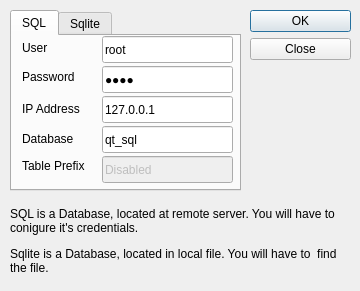
First picture: the form in accounting_sql/dialog_selectdb.ui, repository streamx3/ltr-acc, before the edit.
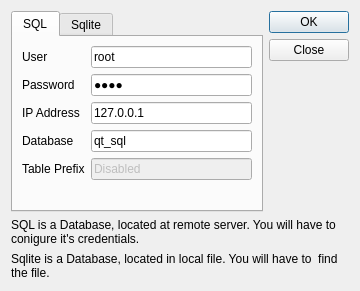
Second picture: the form after the edit. Icons and pictures are not drawn.

Commit message: * UI resize corrections

Diff of the .ui file:
```diff
--- a/accounting_sql/dialog_selectdb.ui
+++ b/accounting_sql/dialog_selectdb.ui
@@ -10,6 +10,24 @@
     <height>291</height>
    </rect>
   </property>
+  <property name="sizePolicy">
+   <sizepolicy hsizetype="Fixed" vsizetype="Fixed">
+    <horstretch>0</horstretch>
+    <verstretch>0</verstretch>
+   </sizepolicy>
+  </property>
+  <property name="minimumSize">
+   <size>
+    <width>360</width>
+    <height>291</height>
+   </size>
+  </property>
+  <property name="maximumSize">
+   <size>
+    <width>360</width>
+    <height>291</height>
+   </size>
+  </property>
   <property name="windowTitle">
    <string>Select Database</string>
   </property>
@@ -17,34 +35,12 @@
    <iconset resource="config_res.qrc">
     <normaloff>:/images/eye-48.png</normaloff>:/images/eye-48.png</iconset>
   </property>
-  <widget class="QDialogButtonBox" name="buttonBox">
-   <property name="geometry">
-    <rect>
-     <x>250</x>
-     <y>10</y>
-     <width>101</width>
-     <height>61</height>
-    </rect>
-   </property>
-   <property name="orientation">
-    <enum>Qt::Vertical</enum>
-   </property>
-   <property name="standardButtons">
-    <set>QDialogButtonBox::Close|QDialogButtonBox::Ok</set>
-   </property>
-  </widget>
+  <layout class="QGridLayout" name="gridLayout">
+   <item row="0" column="0">
   <widget class="QTabWidget" name="tabWidget">
    <property name="enabled">
     <bool>true</bool>
    </property>
-   <property name="geometry">
-    <rect>
-     <x>10</x>
-     <y>10</y>
-     <width>231</width>
-     <height>181</height>
-    </rect>
-   </property>
    <property name="currentIndex">
     <number>0</number>
    </property>
@@ -61,28 +57,32 @@
     <attribute name="title">
      <string>SQL</string>
     </attribute>
+      <layout class="QHBoxLayout" name="horizontalLayout">
+       <item>
+        <layout class="QFormLayout" name="formLayout">
+         <item row="0" column="0">
+          <widget class="QLabel" name="label_user">
+           <property name="text">
+            <string>User</string>
+           </property>
+          </widget>
+         </item>
+         <item row="0" column="1">
     <widget class="QLineEdit" name="lineEdit_user">
-     <property name="geometry">
-      <rect>
-       <x>90</x>
-       <y>0</y>
-       <width>131</width>
-       <height>27</height>
-      </rect>
-     </property>
      <property name="text">
       <string>root</string>
      </property>
     </widget>
+         </item>
+         <item row="1" column="0">
+          <widget class="QLabel" name="label_password">
+           <property name="text">
+            <string>Password</string>
+           </property>
+          </widget>
+         </item>
+         <item row="1" column="1">
     <widget class="QLineEdit" name="lineEdit_password">
-     <property name="geometry">
-      <rect>
-       <x>90</x>
-       <y>30</y>
-       <width>131</width>
-       <height>27</height>
-      </rect>
-     </property>
      <property name="text">
       <string>2301</string>
      </property>
@@ -90,113 +90,55 @@
       <enum>QLineEdit::Password</enum>
      </property>
     </widget>
-    <widget class="QLineEdit" name="lineEdit_ip">
-     <property name="geometry">
-      <rect>
-       <x>90</x>
-       <y>60</y>
-       <width>131</width>
-       <height>27</height>
-      </rect>
-     </property>
-     <property name="text">
-      <string>127.0.0.1</string>
-     </property>
-    </widget>
-    <widget class="QLineEdit" name="lineEdit_db">
-     <property name="geometry">
-      <rect>
-       <x>90</x>
-       <y>90</y>
-       <width>131</width>
-       <height>27</height>
-      </rect>
-     </property>
-     <property name="text">
-      <string>qt_sql</string>
-     </property>
-    </widget>
+         </item>
+         <item row="2" column="0">
     <widget class="QLabel" name="label_ip">
-     <property name="geometry">
-      <rect>
-       <x>10</x>
-       <y>63</y>
-       <width>71</width>
-       <height>20</height>
-      </rect>
-     </property>
      <property name="text">
       <string>IP Address</string>
      </property>
     </widget>
+         </item>
+         <item row="2" column="1">
+          <widget class="QLineEdit" name="lineEdit_ip">
+           <property name="text">
+            <string>127.0.0.1</string>
+           </property>
+          </widget>
+         </item>
+         <item row="3" column="0">
     <widget class="QLabel" name="label_dbname">
-     <property name="geometry">
-      <rect>
-       <x>10</x>
-       <y>93</y>
-       <width>55</width>
-       <height>20</height>
-      </rect>
-     </property>
      <property name="text">
       <string>Database</string>
      </property>
     </widget>
-    <widget class="QLabel" name="label_user">
-     <property name="geometry">
-      <rect>
-       <x>10</x>
-       <y>2</y>
-       <width>55</width>
-       <height>20</height>
-      </rect>
-     </property>
+         </item>
+         <item row="3" column="1">
+          <widget class="QLineEdit" name="lineEdit_db">
      <property name="text">
-      <string>User</string>
-     </property>
-    </widget>
-    <widget class="QLabel" name="label_password">
-     <property name="geometry">
-      <rect>
-       <x>10</x>
-       <y>31</y>
-       <width>55</width>
-       <height>20</height>
-      </rect>
-     </property>
-     <property name="text">
-      <string>Password</string>
-     </property>
-    </widget>
-    <widget class="QLineEdit" name="lineEdit_prefix">
-     <property name="enabled">
-      <bool>false</bool>
-     </property>
-     <property name="geometry">
-      <rect>
-       <x>90</x>
-       <y>120</y>
-       <width>131</width>
-       <height>27</height>
-      </rect>
-     </property>
-     <property name="text">
-      <string>Disabled</string>
-     </property>
-    </widget>
+            <string>qt_sql</string>
+           </property>
+          </widget>
+         </item>
+         <item row="4" column="0">
     <widget class="QLabel" name="label_table">
-     <property name="geometry">
-      <rect>
-       <x>10</x>
-       <y>120</y>
-       <width>71</width>
-       <height>20</height>
-      </rect>
-     </property>
      <property name="text">
       <string>Table Prefix</string>
      </property>
     </widget>
+         </item>
+         <item row="4" column="1">
+          <widget class="QLineEdit" name="lineEdit_prefix">
+           <property name="enabled">
+            <bool>false</bool>
+           </property>
+           <property name="text">
+            <string>Disabled</string>
+           </property>
+          </widget>
+         </item>
+        </layout>
+       </item>
+      </layout>
    </widget>
    <widget class="QWidget" name="tab_sqlite">
     <property name="enabled">
@@ -205,41 +147,23 @@
     <attribute name="title">
      <string>Sqlite</string>
     </attribute>
+      <layout class="QFormLayout" name="formLayout_2">
+       <item row="0" column="0">
     <widget class="QLabel" name="label">
-     <property name="geometry">
-      <rect>
-       <x>10</x>
-       <y>15</y>
-       <width>31</width>
-       <height>17</height>
-      </rect>
-     </property>
      <property name="text">
       <string>File:</string>
      </property>
     </widget>
+       </item>
+       <item row="0" column="1">
     <widget class="QLabel" name="label_2">
-     <property name="geometry">
-      <rect>
-       <x>40</x>
-       <y>15</y>
-       <width>201</width>
-       <height>17</height>
-      </rect>
-     </property>
      <property name="text">
       <string>Not selected</string>
      </property>
     </widget>
+       </item>
+       <item row="1" column="1">
     <widget class="QPushButton" name="pushButton">
-     <property name="geometry">
-      <rect>
-       <x>40</x>
-       <y>40</y>
-       <width>87</width>
-       <height>27</height>
-      </rect>
-     </property>
      <property name="text">
       <string>Open</string>
      </property>
@@ -247,17 +171,46 @@
       <string>P</string>
      </property>
     </widget>
-   </widget>
-  </widget>
+       </item>
+      </layout>
+     </widget>
+    </widget>
+   </item>
+   <item row="0" column="1">
+    <layout class="QVBoxLayout" name="verticalLayout">
+     <item>
+      <widget class="QDialogButtonBox" name="buttonBox">
+       <property name="sizePolicy">
+        <sizepolicy hsizetype="Fixed" vsizetype="Fixed">
+         <horstretch>0</horstretch>
+         <verstretch>0</verstretch>
+        </sizepolicy>
+       </property>
+       <property name="orientation">
+        <enum>Qt::Vertical</enum>
+       </property>
+       <property name="standardButtons">
+        <set>QDialogButtonBox::Close|QDialogButtonBox::Ok</set>
+       </property>
+      </widget>
+     </item>
+     <item>
+      <spacer name="verticalSpacer">
+       <property name="orientation">
+        <enum>Qt::Vertical</enum>
+       </property>
+       <property name="sizeHint" stdset="0">
+        <size>
+         <width>20</width>
+         <height>40</height>
+        </size>
+       </property>
+      </spacer>
+     </item>
+    </layout>
+   </item>
+   <item row="1" column="0" colspan="2">
   <widget class="QLabel" name="label_3">
-   <property name="geometry">
-    <rect>
-     <x>10</x>
-     <y>200</y>
-     <width>341</width>
-     <height>41</height>
-    </rect>
-   </property>
    <property name="text">
     <string>SQL is a Database, located at remote server. You will have to conigure it's credentials.</string>
    </property>
@@ -265,15 +218,9 @@
     <bool>true</bool>
    </property>
   </widget>
+   </item>
+   <item row="2" column="0" colspan="2">
   <widget class="QLabel" name="label_4">
-   <property name="geometry">
-    <rect>
-     <x>10</x>
-     <y>240</y>
-     <width>341</width>
-     <height>41</height>
-    </rect>
-   </property>
    <property name="text">
     <string>Sqlite is a Database, located in local file. You will have to  find the file.</string>
    </property>
@@ -281,6 +228,8 @@
     <bool>true</bool>
    </property>
   </widget>
+   </item>
+  </layout>
  </widget>
  <resources>
   <include location="config_res.qrc"/>
```
Lines whose indentation alone changed are shown as unchanged. The commit also changes 2 other files.
